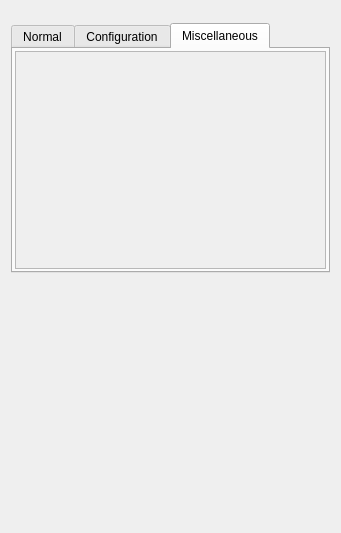
The window that typhos/ui/PositionerBase.detailed.ui (pcdshub/typhos) describes before a commit, drawn with Qt 5.
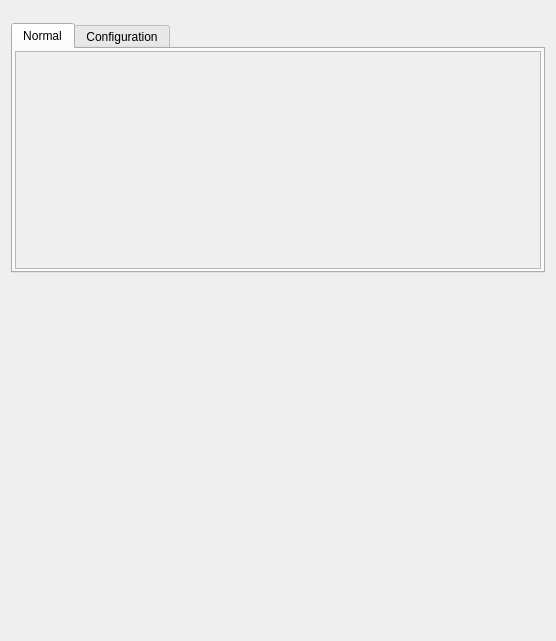
The same window after the commit. The open tabs and pages were chosen to show the change. Custom widgets are drawn as their Qt base class.

Commit message: REF: rework default templates (misc panel removal; add normal panel)

```diff
--- a/typhos/ui/PositionerBase.detailed.ui
+++ b/typhos/ui/PositionerBase.detailed.ui
@@ -6,8 +6,8 @@
    <rect>
     <x>0</x>
     <y>0</y>
-    <width>341</width>
-    <height>533</height>
+    <width>556</width>
+    <height>641</height>
    </rect>
   </property>
   <property name="sizePolicy">
@@ -19,7 +19,7 @@
   <property name="windowTitle">
    <string>Form</string>
   </property>
-  <layout class="QVBoxLayout" name="verticalLayout_5">
+  <layout class="QVBoxLayout" name="verticalLayout_3">
    <item>
     <widget class="TyphosDisplayTitle" name="TyphosDisplayTitle">
      <property name="toolTip">
@@ -36,6 +36,12 @@
    </item>
    <item>
     <widget class="QTabWidget" name="signal_tab">
+     <property name="sizePolicy">
+      <sizepolicy hsizetype="Expanding" vsizetype="Maximum">
+       <horstretch>0</horstretch>
+       <verstretch>0</verstretch>
+      </sizepolicy>
+     </property>
      <property name="minimumSize">
       <size>
        <width>0</width>
@@ -69,12 +75,6 @@
      <property name="documentMode">
       <bool>false</bool>
      </property>
-     <property name="tabsClosable">
-      <bool>false</bool>
-     </property>
-     <property name="movable">
-      <bool>false</bool>
-     </property>
      <property name="tabBarAutoHide">
       <bool>false</bool>
      </property>
@@ -82,7 +82,7 @@
       <attribute name="title">
        <string>Normal</string>
       </attribute>
-      <layout class="QVBoxLayout" name="verticalLayout_3">
+      <layout class="QHBoxLayout" name="misc_tab_layout">
        <property name="leftMargin">
         <number>2</number>
        </property>
@@ -111,11 +111,11 @@
            <rect>
             <x>0</x>
             <y>0</y>
-            <width>305</width>
+            <width>520</width>
             <height>215</height>
            </rect>
           </property>
-          <layout class="QVBoxLayout" name="verticalLayout_4">
+          <layout class="QVBoxLayout" name="verticalLayout">
            <property name="leftMargin">
             <number>2</number>
            </property>
@@ -144,6 +144,19 @@
              </property>
             </widget>
            </item>
+           <item>
+            <spacer name="normal_spacer">
+             <property name="orientation">
+              <enum>Qt::Vertical</enum>
+             </property>
+             <property name="sizeHint" stdset="0">
+              <size>
+               <width>20</width>
+               <height>40</height>
+              </size>
+             </property>
+            </spacer>
+           </item>
           </layout>
          </widget>
         </widget>
@@ -226,62 +239,6 @@
              </property>
             </widget>
            </item>
-          </layout>
-         </widget>
-        </widget>
-       </item>
-      </layout>
-     </widget>
-     <widget class="QWidget" name="misc_tab">
-      <attribute name="title">
-       <string>Miscellaneous</string>
-      </attribute>
-      <layout class="QHBoxLayout" name="misc_tab_layout">
-       <property name="leftMargin">
-        <number>2</number>
-       </property>
-       <property name="topMargin">
-        <number>2</number>
-       </property>
-       <property name="rightMargin">
-        <number>2</number>
-       </property>
-       <property name="bottomMargin">
-        <number>2</number>
-       </property>
-       <item>
-        <widget class="QScrollArea" name="misc_scroll">
-         <property name="horizontalScrollBarPolicy">
-          <enum>Qt::ScrollBarAlwaysOff</enum>
-         </property>
-         <property name="sizeAdjustPolicy">
-          <enum>QAbstractScrollArea::AdjustToContentsOnFirstShow</enum>
-         </property>
-         <property name="widgetResizable">
-          <bool>true</bool>
-         </property>
-         <widget class="QWidget" name="misc_widget">
-          <property name="geometry">
-           <rect>
-            <x>0</x>
-            <y>0</y>
-            <width>98</width>
-            <height>28</height>
-           </rect>
-          </property>
-          <layout class="QVBoxLayout" name="verticalLayout">
-           <property name="leftMargin">
-            <number>2</number>
-           </property>
-           <property name="topMargin">
-            <number>2</number>
-           </property>
-           <property name="rightMargin">
-            <number>2</number>
-           </property>
-           <property name="bottomMargin">
-            <number>2</number>
-           </property>
            <item>
             <widget class="TyphosSignalPanel" name="misc_panel">
              <property name="toolTip">
```
Left out of the diff: 50 changed lines with no effect on the pictures. The commit also changes 2 other files.
